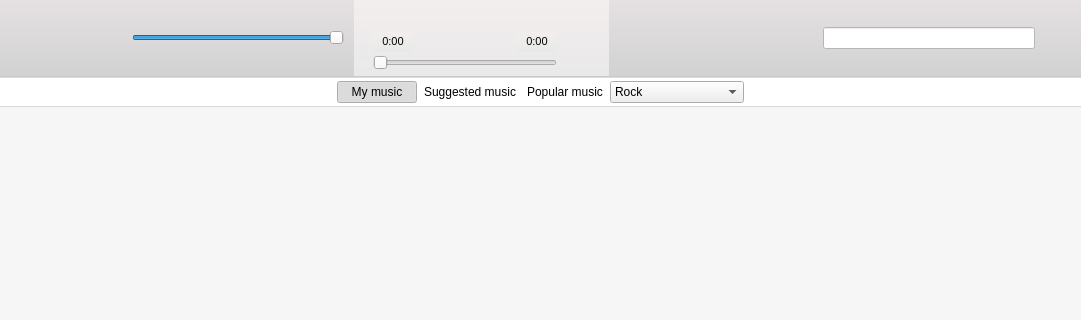
This is playerwidget.ui in Amixp/flow as Qt 5 draws it before an edit; both pictures show x 0 to 1081 and y 0 to 320 of the 1081 by 575 pixel window. The edited form follows.
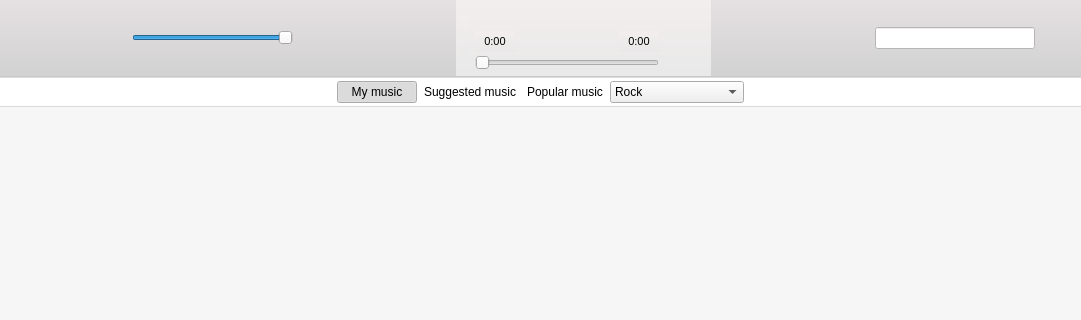
This is the edited form. Icons and pictures are not drawn. Custom widgets are drawn as their Qt base class.

Commit message: Center play frame

The edit to the form file:
```diff
--- a/playerwidget.ui
+++ b/playerwidget.ui
@@ -176,10 +176,16 @@
         <property name="orientation">
          <enum>Qt::Horizontal</enum>
         </property>
+        <property name="sizeHint" stdset="0">
+         <size>
+          <width>0</width>
+          <height>0</height>
+         </size>
+        </property>
        </spacer>
       </item>
-      <item>
-       <widget class="QFrame" name="frame_2">
+      <item alignment="Qt::AlignHCenter|Qt::AlignVCenter">
+       <widget class="QFrame" name="playFrame">
         <property name="styleSheet">
          <string notr="true">QFrame { background-color: qlineargradient( x1:0 y1:0, x2:0 y2:1, stop:0 #F2EEED, stop:1 #E9E9E9); }</string>
         </property>
```
Left out of the diff: 10 changed lines with no effect on the pictures.
